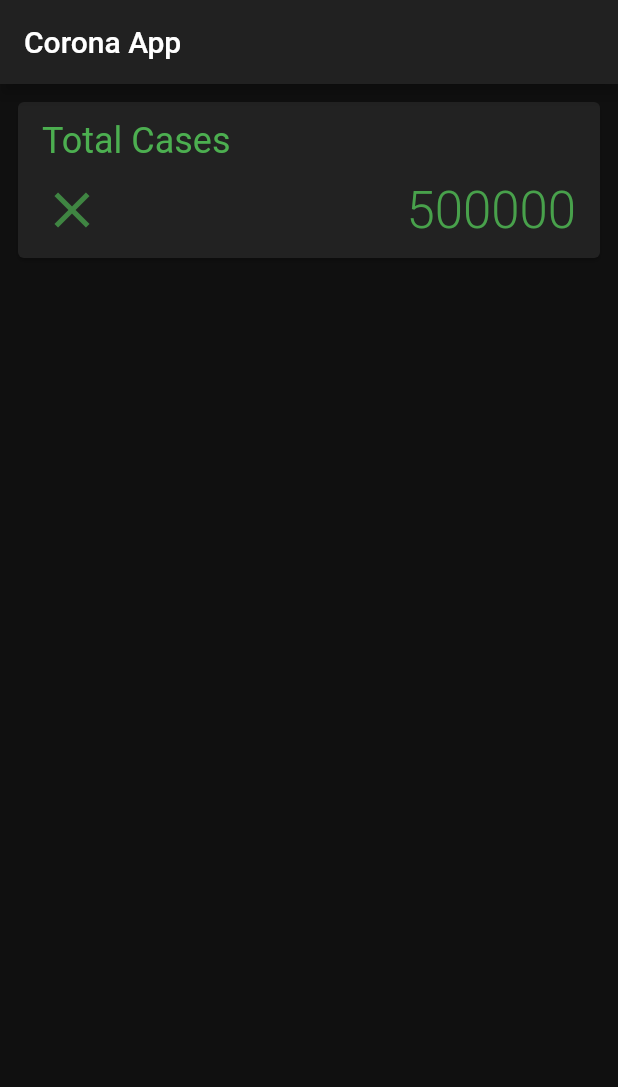
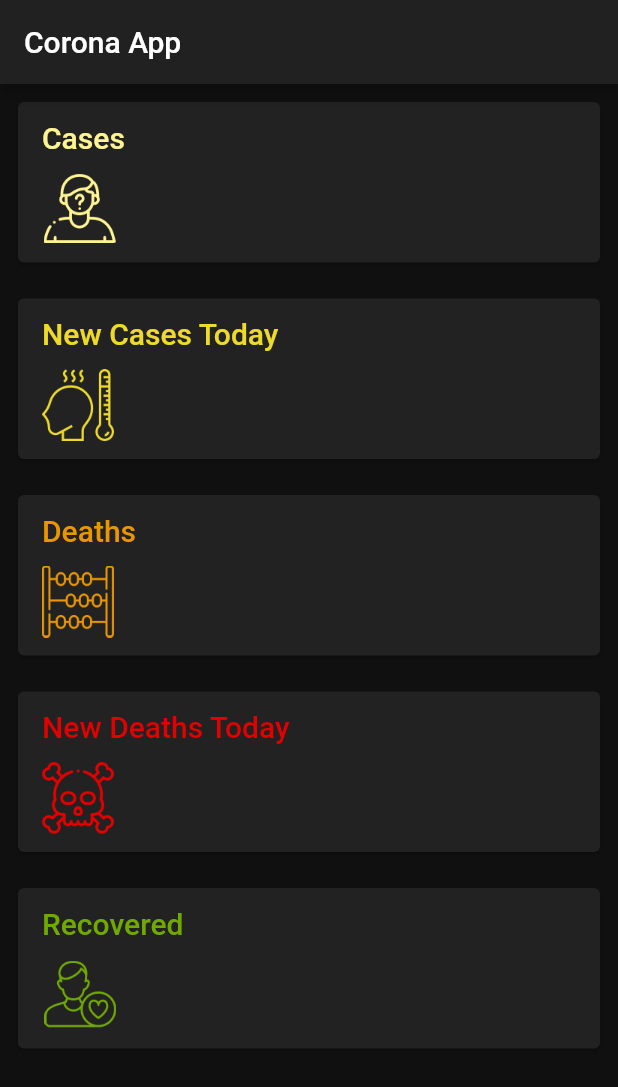
Before and after one commit to ranaice/corona_app, a Flutter app: the screen it shows after launch, on a phone screen of 412 x 824 dp. Shown: the top 1087 px of the screen. Run offline on Flutter 3.47's test engine with Material 2 defaults, Android fonts, the phone set to English and light mode, and no system bars; network calls fail.

Commit message:
add card data

```diff
--- a/lib/ui/dashboard.dart
+++ b/lib/ui/dashboard.dart
@@ -1,3 +1,4 @@
+import 'package:corona_app/app/models/endpoints_model.dart';
 import 'package:corona_app/app/repositories/data_repository.dart';
 import 'package:corona_app/app/services/api.dart';
 import 'package:corona_app/ui/endpoint_card.dart';
@@ -12,7 +13,7 @@ class Dashboard extends StatefulWidget {
 }
 
 class _DashboardState extends State<Dashboard> {
-  int _cases;
+  EndpointsModel _cases;
 
   @override
   void initState() {
@@ -22,7 +23,7 @@ class _DashboardState extends State<Dashboard> {
 
   Future<void> _fetchData() async {
     final dataRepository = Provider.of<DataRepository>(context, listen: false);
-    final cases = await dataRepository.getEndpointData(Endpoint.cases);
+    final cases = await dataRepository.getAllEndpointsData();
     setState(() {
       _cases = cases;
     });
@@ -38,10 +39,11 @@ class _DashboardState extends State<Dashboard> {
         onRefresh: _fetchData,
         child: ListView(
           children: <Widget>[
-            EndpointCard(
-              color: Colors.green,
-              value: _cases,
-            ),
+            for (var endpoint in Endpoint.values)
+              EndpointCard(
+                endpoint: endpoint,
+                value: _cases != null ? _cases.values[endpoint] : null,
+              ),
           ],
         ),
       ),
--- a/lib/ui/endpoint_card.dart
+++ b/lib/ui/endpoint_card.dart
@@ -1,15 +1,27 @@
-import 'package:corona_app/app/services/api.dart';
 import 'package:flutter/material.dart';
 
+import 'package:corona_app/app/services/api.dart';
+
 class EndpointCard extends StatelessWidget {
-  final Color color;
   final Endpoint endpoint;
   final int value;
 
-  const EndpointCard({Key key, @required this.color, this.endpoint, this.value}) : super(key: key);
+  const EndpointCard({Key key, this.endpoint, this.value}) : super(key: key);
+
+  static Map<Endpoint, EndpointCardData> _cardsData = {
+    Endpoint.cases: EndpointCardData(title: 'Cases', color: Color(0xFFFFF492), assetName: 'assets/suspect.png'),
+    Endpoint.todayCases:
+        EndpointCardData(title: 'New Cases Today', color: Color(0xFFEEDA28), assetName: 'assets/fever.png'),
+    Endpoint.deaths: EndpointCardData(title: 'Deaths', color: Color(0xFFE99600), assetName: 'assets/count.png'),
+    Endpoint.todayDeaths:
+        EndpointCardData(title: 'New Deaths Today', color: Color(0xFFE40000), assetName: 'assets/death.png'),
+    Endpoint.recovered: EndpointCardData(title: 'Recovered', color: Color(0xFF70A901), assetName: 'assets/patient.png'),
+  };
 
   @override
   Widget build(BuildContext context) {
+    final cardData = _cardsData[endpoint];
+
     return Padding(
       padding: const EdgeInsets.all(8.0),
       child: Card(
@@ -23,23 +35,23 @@ class EndpointCard extends StatelessWidget {
                 crossAxisAlignment: CrossAxisAlignment.start,
                 children: <Widget>[
                   Text(
-                    'Total Cases',
-                    style: Theme.of(context).textTheme.headline5.copyWith(color: color),
+                    cardData.title,
+                    style: Theme.of(context).textTheme.headline6.copyWith(color: cardData.color),
                   ),
                   SizedBox(height: 12.0),
-                  Icon(
-                    Icons.clear,
-                    size: 40,
-                    color: color.withOpacity(0.7),
+                  Image.asset(
+                    cardData.assetName,
+                    height: 48,
+                    color: cardData.color,
                   ),
                 ],
               ),
               Text(
-                value?.toString() ?? '500000',
+                value?.toString() ?? '',
                 style: Theme.of(context)
                     .textTheme
-                    .headline4
-                    .copyWith(color: color.withOpacity(0.9), fontWeight: FontWeight.w300),
+                    .headline5
+                    .copyWith(color: cardData.color.withOpacity(0.9), fontWeight: FontWeight.w500),
               ),
             ],
           ),
@@ -48,3 +60,14 @@ class EndpointCard extends StatelessWidget {
     );
   }
 }
+
+class EndpointCardData {
+  final String title;
+  final String assetName;
+  final Color color;
+  EndpointCardData({
+    this.title,
+    this.assetName,
+    this.color,
+  });
+}
--- a/pubspec.yaml
+++ b/pubspec.yaml
@@ -47,9 +47,8 @@ flutter:
   uses-material-design: true
 
   # To add assets to your application, add an assets section, like this:
-  # assets:
-  #   - images/a_dot_burr.jpeg
-  #   - images/a_dot_ham.jpeg
+  assets:
+    - assets/
 
   # An image asset can refer to one or more resolution-specific "variants", see
   # https://flutter.dev/assets-and-images/#resolution-aware.
```
Also changed, not shown: assets/2.0x/count.png (added), assets/2.0x/death.png (added), assets/2.0x/fever.png (added), assets/2.0x/patient.png (added), assets/2.0x/suspect.png (added), assets/3.0x/count.png (added), assets/3.0x/death.png (added), assets/3.0x/fever.png (added), assets/3.0x/patient.png (added), assets/3.0x/suspect.png (added), assets/count.png (added), assets/death.png (added), assets/fever.png (added), assets/patient.png (added), 1 more files.
